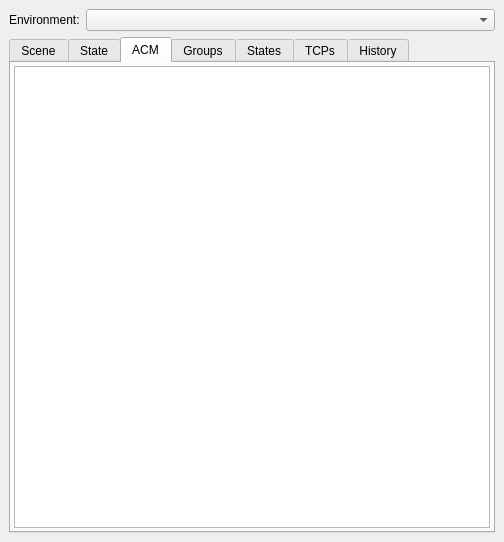
The window that widgets/environment/include/tesseract_gui/environment/environment_widget.ui (tesseract-robotics/tesseract_gui) describes before a commit, drawn with Qt 5.
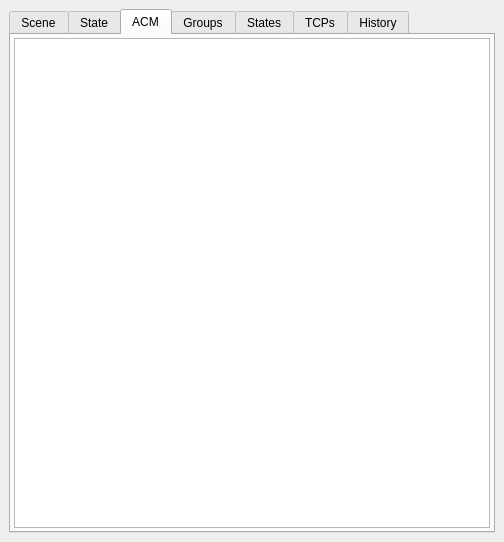
The same window after the commit. The open tabs and pages were chosen to show the change.

Commit message: Add ignition environment widget

```diff
--- a/widgets/environment/include/tesseract_gui/environment/environment_widget.ui
+++ b/widgets/environment/include/tesseract_gui/environment/environment_widget.ui
@@ -26,40 +26,6 @@
    <property name="bottomMargin">
     <number>9</number>
    </property>
-   <item>
-    <widget class="QFrame" name="frame">
-     <property name="frameShape">
-      <enum>QFrame::NoFrame</enum>
-     </property>
-     <property name="frameShadow">
-      <enum>QFrame::Raised</enum>
-     </property>
-     <layout class="QFormLayout" name="formLayout">
-      <property name="leftMargin">
-       <number>0</number>
-      </property>
-      <property name="topMargin">
-       <number>0</number>
-      </property>
-      <property name="rightMargin">
-       <number>0</number>
-      </property>
-      <property name="bottomMargin">
-       <number>0</number>
-      </property>
-      <item row="0" column="0">
-       <widget class="QLabel" name="label">
-        <property name="text">
-         <string>Environment:</string>
-        </property>
-       </widget>
-      </item>
-      <item row="0" column="1">
-       <widget class="QComboBox" name="env_combo_box"/>
-      </item>
-     </layout>
-    </widget>
-   </item>
    <item>
     <widget class="QTabWidget" name="tab_widget">
      <property name="currentIndex">
```
Left out of the diff: 2 changed lines with no effect on the pictures. The commit also changes 25 other files.
